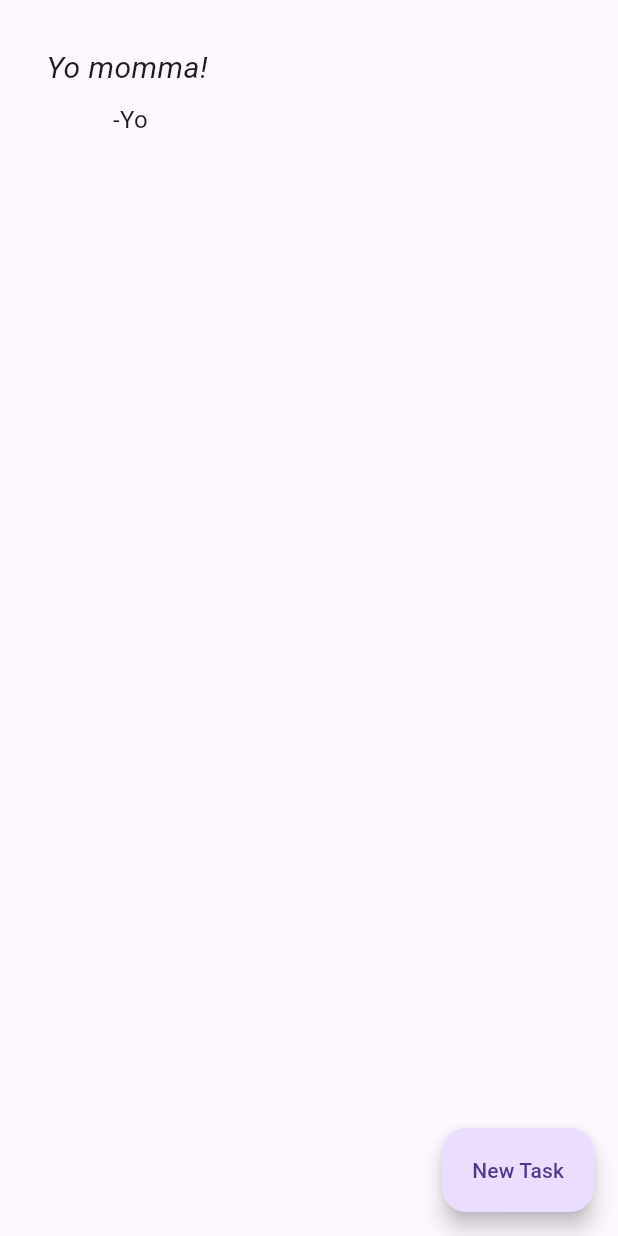
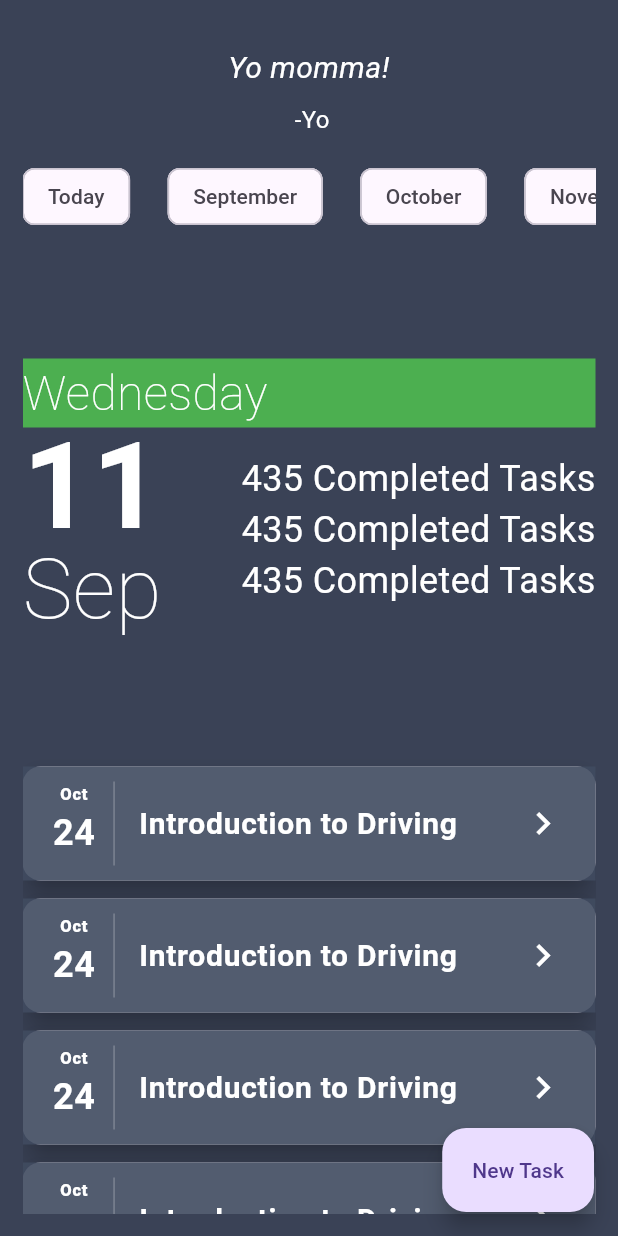
Before and after one commit to coffee-cake-isaac/dayly, a Flutter app: the screen it shows after launch, on a phone screen of 412 x 824 dp. Run offline on Flutter 3.47's test engine with Material 3 defaults, Android fonts, the phone set to English and light mode, and no system bars; our stand-ins replace get; network calls fail; statements that could not run were skipped.

Commit message:
Still working on home page

```diff
--- a/dayly/lib/main.dart
+++ b/dayly/lib/main.dart
@@ -1,6 +1,9 @@
+import 'package:dayly/ui/main/filter_chips.dart';
+import 'package:dayly/ui/main/task_card.dart';
 import 'package:dayly/ui/main/ui_quote.dart';
 import 'package:flutter/material.dart';
 import 'package:get/get.dart';
+import 'package:intl/intl.dart';
 
 void main() {
   runApp(const MainApp());
@@ -13,17 +16,111 @@ class MainApp extends StatelessWidget {
   Widget build(BuildContext context) {
     return GetMaterialApp(
       home: Scaffold(
+          backgroundColor: const Color.fromRGBO(58, 66, 86, 1.0),
           floatingActionButton: FloatingActionButton.extended(
               onPressed: () {
                 print("Hello, world!");
               },
               label: const Text("New Task")),
-          body: const SafeArea(
+          body: SafeArea(
               child: Padding(
-                  padding: EdgeInsets.all(15),
-                  child: Column(
-                    children: [UiQuote()],
-                  )))),
+                  padding: const EdgeInsets.all(15),
+                  child: SingleChildScrollView(
+                      child: Column(
+                    children: [
+                      const Center(child: UiQuote()),
+                      SingleChildScrollView(
+                        scrollDirection: Axis.horizontal,
+                        child: Row(
+                          children: [FilterChips()],
+                        ),
+                      ),
+                      SizedBox(
+                          height: 350,
+                          child: Column(
+                            mainAxisAlignment: MainAxisAlignment.center,
+                            children: [
+                              Container(
+                                  color: Colors.green,
+                                  child: Row(
+                                    children: [
+                                      Text(
+                                        DateFormat.EEEE()
+                                            .format(DateTime.now()),
+                                        style: const TextStyle(
+                                            color: Colors.white,
+                                            fontSize: 32,
+                                            fontWeight: FontWeight.w200),
+                                      )
+                                    ],
+                                  )),
+                              Container(
+                                child: Row(
+                                  children: [
+                                    Column(
+                                      children: [
+                                        Text(
+                                          '${DateTime.now().day}',
+                                          style: const TextStyle(
+                                              fontSize: 80,
+                                              color: Colors.white,
+                                              fontWeight: FontWeight.bold,
+                                              height: 1),
+                                        ),
+                                        Text(
+                                          DateFormat.MMM()
+                                              .format(DateTime.now()),
+                                          style: const TextStyle(
+                                              fontSize: 56,
+                                              color: Colors.white,
+                                              fontWeight: FontWeight.w200,
+                                              height: 1),
+                                        )
+                                      ],
+                                    ),
+                                    const Spacer(),
+                                    const Column(
+                                      crossAxisAlignment:
+                                          CrossAxisAlignment.end,
+                                      children: [
+                                        Text(
+                                          "435 Completed Tasks",
+                                          style: TextStyle(
+                                              fontSize: 24,
+                                              color: Colors.white),
+                                        ),
+                                        Text(
+                                          "435 Completed Tasks",
+                                          style: TextStyle(
+                                              fontSize: 24,
+                                              color: Colors.white),
+                                        ),
+                                        Text(
+                                          "435 Completed Tasks",
+                                          style: TextStyle(
+                                              fontSize: 24,
+                                              color: Colors.white),
+                                        ),
+                                      ],
+                                    )
+                                  ],
+                                ),
+                              )
+                            ],
+                          )),
+                      SingleChildScrollView(
+                        child: Expanded(
+                            child: ListView.builder(
+                                physics: const NeverScrollableScrollPhysics(),
+                                shrinkWrap: true,
+                                scrollDirection: Axis.vertical,
+                                itemCount: 18,
+                                itemBuilder: (BuildContext context, int index) {
+                                  return const TaskCard();
+                                })),
+                      )
+                    ],
+                  ))))),
     );
   }
 }
--- /dev/null
+++ b/dayly/lib/ui/main/filter_chips.dart
@@ -0,0 +1,38 @@
+import 'package:flutter/material.dart';
+import 'package:intl/intl.dart';
+
+class FilterChips extends StatelessWidget {
+  @override
+  Widget build(BuildContext context) {
+    // Get the current month and day
+    DateTime today = DateTime.now();
+
+    // Generate the list of months starting from the current month
+    List<String> months = List.generate(12, (index) {
+      DateTime month = DateTime(today.year, today.month + index);
+      return DateFormat.MMMM().format(month);
+    });
+
+    return Wrap(
+      spacing: 25, // Add spacing between chips
+      children: [
+        // First chip is always "Today"
+        FilterChip(
+          label: const Text("Today"),
+          onSelected: (bool value) {
+            // Handle Today chip selection
+          },
+        ),
+        // Create chips dynamically for the months starting from the current one
+        ...months.map((month) {
+          return FilterChip(
+            label: Text(month),
+            onSelected: (bool value) {
+              // Handle month chip selection
+            },
+          );
+        }).toList(),
+      ],
+    );
+  }
+}
--- /dev/null
+++ b/dayly/lib/ui/main/task_card.dart
@@ -0,0 +1,47 @@
+import 'package:flutter/material.dart';
+
+class TaskCard extends StatelessWidget {
+  const TaskCard({super.key});
+
+  @override
+  Widget build(BuildContext context) {
+    final makeListTile = ListTile(
+        contentPadding:
+            const EdgeInsets.symmetric(horizontal: 20.0, vertical: 10.0),
+        leading: Container(
+            padding: const EdgeInsets.only(right: 12.0),
+            decoration: const BoxDecoration(
+                border: Border(
+                    right: BorderSide(width: 1.0, color: Colors.white24))),
+            child: const Column(
+              children: [
+                Text("Oct",
+                    style: TextStyle(
+                        color: Colors.white, fontWeight: FontWeight.w800)),
+                Text(
+                  "24",
+                  style: TextStyle(
+                      fontSize: 24,
+                      fontWeight: FontWeight.bold,
+                      color: Colors.white),
+                ),
+              ],
+            )),
+        title: const Text(
+          "Introduction to Driving",
+          style: TextStyle(
+              color: Colors.white, fontWeight: FontWeight.bold, fontSize: 20),
+        ),
+        trailing: const Icon(Icons.keyboard_arrow_right,
+            color: Colors.white, size: 30.0));
+
+    return Card(
+      elevation: 8.0,
+      margin: const EdgeInsets.symmetric(horizontal: 0.0, vertical: 6.0),
+      child: Container(
+        decoration: const BoxDecoration(color: Color.fromRGBO(64, 75, 96, .9)),
+        child: makeListTile,
+      ),
+    );
+  }
+}
--- a/dayly/lib/ui/main/ui_quote.dart
+++ b/dayly/lib/ui/main/ui_quote.dart
@@ -15,17 +15,27 @@ class UiQuote extends StatelessWidget {
         child: Column(children: [
           Obx(() => Text(
                 quote.quote?.message.value ?? "Uh-oh!",
-                style: const TextStyle(
-                  fontSize: 20,
-                  fontStyle: FontStyle.italic,
-                ),
+                style: TextStyle(
+                    fontSize: 20,
+                    fontStyle: FontStyle.italic,
+                    color: ThemeData.estimateBrightnessForColor(
+                                const Color.fromRGBO(58, 66, 86, 1.0)) ==
+                            Brightness.light
+                        ? Colors.green
+                        : Colors.white),
                 textAlign: TextAlign.center,
               )),
           const SizedBox(height: 8.0),
           Text(
             ' -${quote.quote?.author.value ?? "No message found!"}',
             // ignore: prefer_const_constructors
-            style: TextStyle(fontSize: 16),
+            style: TextStyle(
+                fontSize: 16,
+                color: ThemeData.estimateBrightnessForColor(
+                            const Color.fromRGBO(58, 66, 86, 1.0)) ==
+                        Brightness.light
+                    ? Colors.green
+                    : Colors.white),
           ),
         ]));
   }
--- a/dayly/pubspec.yaml
+++ b/dayly/pubspec.yaml
@@ -11,6 +11,7 @@ dependencies:
     sdk: flutter
   get:
   http: ^1.2.2
+  intl: ^0.19.0
 
 dev_dependencies:
   flutter_test:
```
Also changed, not shown: dayly/pubspec.lock.
